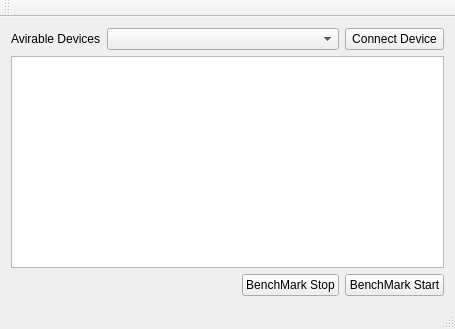
Before: the Qt Designer form qtStudy_multiThread/mainwindow.ui in f0ghua/qtStudy, drawn with Qt 5.
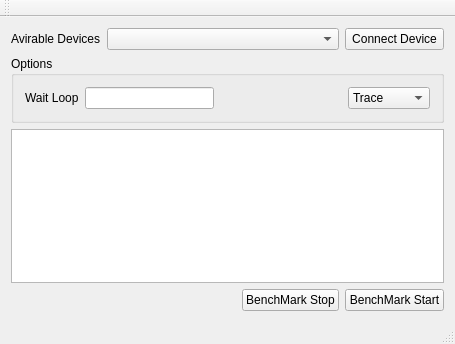
After: the same form once the commit is applied.

What changed in the file:
```diff
--- a/qtStudy_multiThread/mainwindow.ui
+++ b/qtStudy_multiThread/mainwindow.ui
@@ -7,7 +7,7 @@
     <x>0</x>
     <y>0</y>
     <width>455</width>
-    <height>329</height>
+    <height>344</height>
    </rect>
   </property>
   <property name="windowTitle">
@@ -15,7 +15,7 @@
   </property>
   <widget class="QWidget" name="centralWidget">
    <layout class="QGridLayout" name="gridLayout">
-    <item row="2" column="0" colspan="3">
+    <item row="3" column="0" colspan="3">
      <spacer name="horizontalSpacer">
       <property name="orientation">
        <enum>Qt::Horizontal</enum>
@@ -28,7 +28,7 @@
       </property>
      </spacer>
     </item>
-    <item row="1" column="0" colspan="5">
+    <item row="2" column="0" colspan="5">
      <widget class="QPlainTextEdit" name="plainTextEdit"/>
     </item>
     <item row="0" column="0">
@@ -45,14 +45,14 @@
       </property>
      </widget>
     </item>
-    <item row="2" column="4">
+    <item row="3" column="4">
      <widget class="QPushButton" name="pbStart">
       <property name="text">
        <string>BenchMark Start</string>
       </property>
      </widget>
     </item>
-    <item row="2" column="3">
+    <item row="3" column="3">
      <widget class="QPushButton" name="pbStop">
       <property name="text">
        <string>BenchMark Stop</string>
@@ -62,6 +62,77 @@
     <item row="0" column="1" colspan="3">
      <widget class="QComboBox" name="cbDevices"/>
     </item>
+    <item row="1" column="0" colspan="5">
+     <widget class="QGroupBox" name="groupBox">
+      <property name="title">
+       <string>Options</string>
+      </property>
+      <layout class="QGridLayout" name="gridLayout_2">
+       <item row="0" column="1">
+        <widget class="QLineEdit" name="leWaitLoop"/>
+       </item>
+       <item row="0" column="0">
+        <widget class="QLabel" name="label_2">
+         <property name="text">
+          <string>Wait Loop</string>
+         </property>
+        </widget>
+       </item>
+       <item row="0" column="3">
+        <widget class="QComboBox" name="comboBox">
+         <item>
+          <property name="text">
+           <string>Trace</string>
+          </property>
+         </item>
+         <item>
+          <property name="text">
+           <string>Debug</string>
+          </property>
+         </item>
+         <item>
+          <property name="text">
+           <string>Info</string>
+          </property>
+         </item>
+         <item>
+          <property name="text">
+           <string>Warnning</string>
+          </property>
+         </item>
+         <item>
+          <property name="text">
+           <string>Error</string>
+          </property>
+         </item>
+         <item>
+          <property name="text">
+           <string>Fatal</string>
+          </property>
+         </item>
+         <item>
+          <property name="text">
+           <string>Off</string>
+          </property>
+         </item>
+        </widget>
+       </item>
+       <item row="0" column="2">
+        <spacer name="horizontalSpacer_2">
+         <property name="orientation">
+          <enum>Qt::Horizontal</enum>
+         </property>
+         <property name="sizeHint" stdset="0">
+          <size>
+           <width>40</width>
+           <height>20</height>
+          </size>
+         </property>
+        </spacer>
+       </item>
+      </layout>
+     </widget>
+    </item>
    </layout>
   </widget>
   <widget class="QMenuBar" name="menuBar">
```
Left out of the diff: 2 changed lines with no effect on the pictures.
